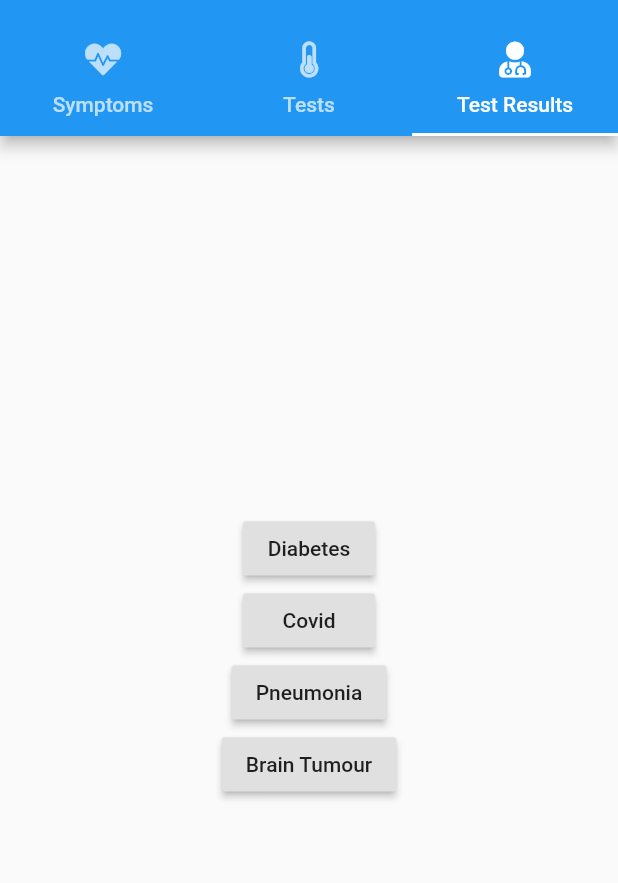
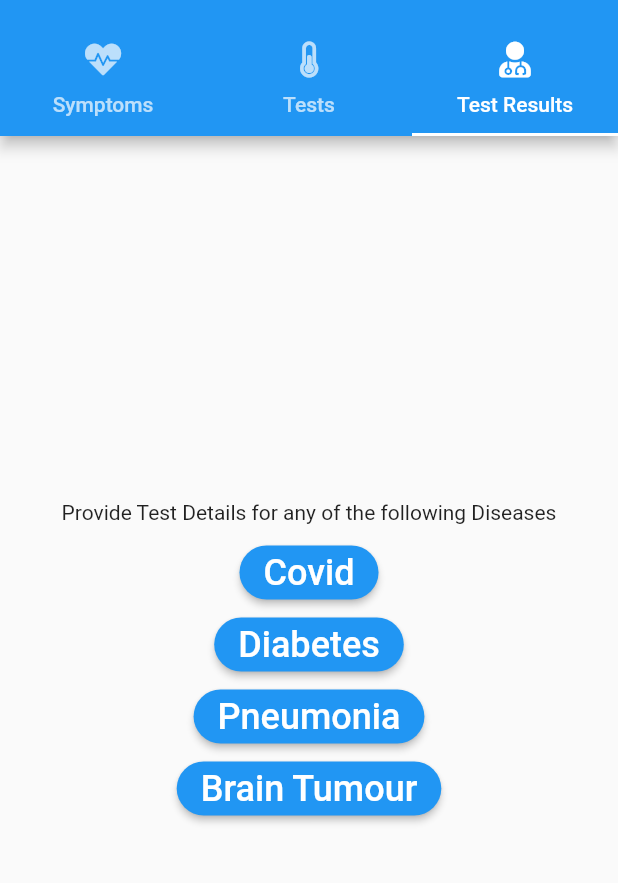
Before and after one commit to cyber-venom003/Swasthyam-App, a Flutter app: the screen it shows after launch, tab 3 chosen, on a phone screen of 412 x 824 dp, the part 59-942 px from its top. Run offline on Flutter 3.47's test engine with Material 2 defaults, Android fonts, the light colour scheme and no system bars; our stand-ins replace cloud_firestore, firebase_core, font_awesome_flutter, image_picker; missing offline and left inert: dart:ffi; accounts and stored records are empty.

Commit message:
Changes UI in TestInput

```diff
--- a/lib/routes/testInput.dart
+++ b/lib/routes/testInput.dart
@@ -17,21 +17,55 @@ class _TestInputState extends State<TestInput> {
         mainAxisAlignment: MainAxisAlignment.center,
         mainAxisSize: MainAxisSize.max,
         children: [
+          Padding(
+            padding: const EdgeInsets.all(8.0),
+            child: Text("Provide Test Details for any of the following Diseases"),
+          ),
           RaisedButton(
-              child: Text("Diabetes"),
+              color: Colors.blue,
+              shape: RoundedRectangleBorder(
+                  borderRadius: BorderRadius.circular(25)),
+              child: Text(
+                "Covid",
+                style: TextStyle(fontSize: 24, color: Colors.white),
+              ),
+              onPressed: () {
+                Navigator.push(context,
+                    MaterialPageRoute(builder: (context) => CovidInput()));
+              }),
+          RaisedButton(
+              color: Colors.blue,
+              shape: RoundedRectangleBorder(
+                  borderRadius: BorderRadius.circular(25)),
+              child: Text(
+                "Diabetes",
+                style: TextStyle(fontSize: 24, color: Colors.white),
+              ),
               onPressed: () {
                 Navigator.push(context,
                     MaterialPageRoute(builder: (context) => DiabetesInput()));
               }),
-          RaisedButton(child: Text("Covid"), onPressed: () {
-            Navigator.push(context,
-                MaterialPageRoute(builder: (context) => CovidInput()));
-          }),
-          RaisedButton(child: Text("Pneumonia"), onPressed: () {
+          RaisedButton(
+              color: Colors.blue,
+              shape: RoundedRectangleBorder(
+                  borderRadius: BorderRadius.circular(25)),
+              child: Text(
+                "Pneumonia",
+                style: TextStyle(fontSize: 24, color: Colors.white),
+              ),
+              onPressed: () {
                 Navigator.push(context,
                     MaterialPageRoute(builder: (context) => PneumoniaInput()));
               }),
-          RaisedButton(child: Text("Brain Tumour"), onPressed: () {
+          RaisedButton(
+              color: Colors.blue,
+              shape: RoundedRectangleBorder(
+                  borderRadius: BorderRadius.circular(25)),
+              child: Text(
+                "Brain Tumour",
+                style: TextStyle(fontSize: 24, color: Colors.white),
+              ),
+              onPressed: () {
                 Navigator.push(context,
                     MaterialPageRoute(builder: (context) => TumourInput()));
               }),
```
Lines whose indentation alone changed are shown as unchanged.
